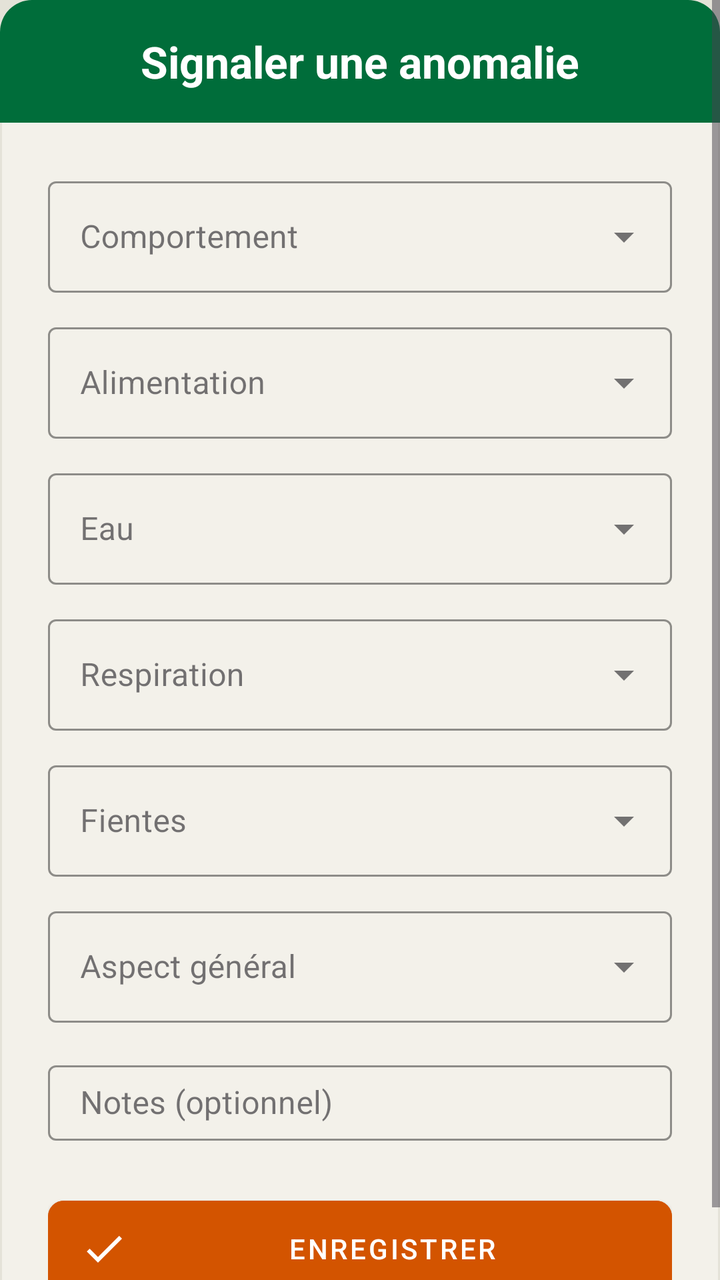
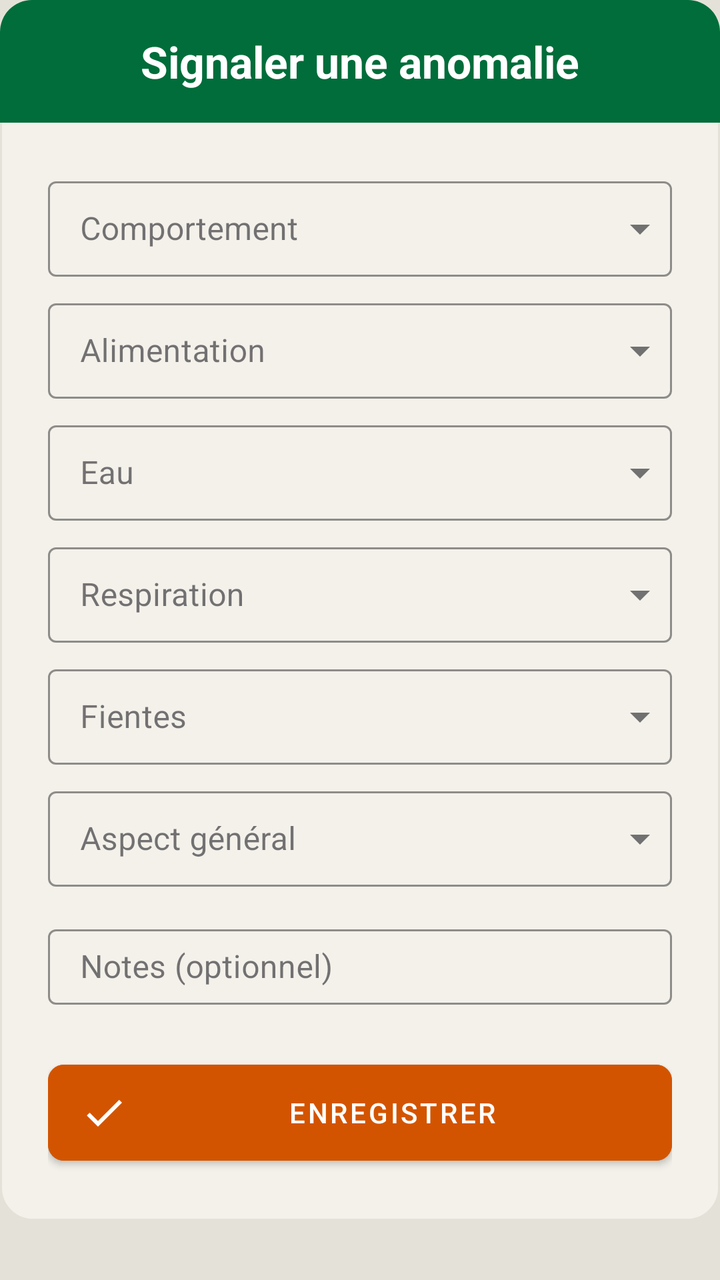

Screens rendered from an Android XML layout before and after an edit, with the pre-edit source and the edit as a unified diff.
<!-- AndroidManifest.xml: application theme Theme.Poulailler_copilot -->
<!-- res/layout/dialog_add_observation.xml -->
<?xml version="1.0" encoding="utf-8"?>
<ScrollView xmlns:android="http://schemas.android.com/apk/res/android"
    xmlns:app="http://schemas.android.com/apk/res-auto"
    android:layout_width="match_parent"
    android:layout_height="wrap_content"
    android:maxHeight="650dp">

<LinearLayout
    android:layout_width="match_parent"
    android:layout_height="wrap_content"
    android:orientation="vertical"
    android:background="@drawable/bg_dialog_dark">

    <LinearLayout
        android:layout_width="match_parent"
        android:layout_height="wrap_content"
        android:background="@drawable/bg_dialog_header"
        android:padding="16dp"
        android:gravity="center">
        <TextView
            android:layout_width="wrap_content"
            android:layout_height="wrap_content"
            android:text="Signaler une anomalie"
            android:textColor="@color/white"
            android:textSize="22sp"
            android:textStyle="bold"/>
    </LinearLayout>

    <LinearLayout
        android:layout_width="match_parent"
        android:layout_height="wrap_content"
        android:orientation="vertical"
        android:padding="24dp">

        <com.google.android.material.textfield.TextInputLayout
            android:id="@+id/tilBehavior"
            style="@style/Widget.MaterialComponents.TextInputLayout.OutlinedBox.ExposedDropdownMenu"
            android:layout_width="match_parent"
            android:layout_height="wrap_content"
            android:hint="Comportement"
            android:layout_marginBottom="12dp"
            app:hintTextColor="@color/text_secondary"
            app:boxStrokeColor="@color/primary">
            <AutoCompleteTextView android:id="@+id/actvBehavior" android:layout_width="match_parent" android:layout_height="wrap_content" android:inputType="none" android:textColor="@color/text_primary" />
        </com.google.android.material.textfield.TextInputLayout>

        <com.google.android.material.textfield.TextInputLayout
            android:id="@+id/tilFeed"
            style="@style/Widget.MaterialComponents.TextInputLayout.OutlinedBox.ExposedDropdownMenu"
            android:layout_width="match_parent"
            android:layout_height="wrap_content"
            android:hint="Alimentation"
            android:layout_marginBottom="12dp"
            app:hintTextColor="@color/text_secondary"
            app:boxStrokeColor="@color/primary">
            <AutoCompleteTextView android:id="@+id/actvFeed" android:layout_width="match_parent" android:layout_height="wrap_content" android:inputType="none" android:textColor="@color/text_primary" />
        </com.google.android.material.textfield.TextInputLayout>

        <com.google.android.material.textfield.TextInputLayout
            android:id="@+id/tilWater"
            style="@style/Widget.MaterialComponents.TextInputLayout.OutlinedBox.ExposedDropdownMenu"
            android:layout_width="match_parent"
            android:layout_height="wrap_content"
            android:hint="Eau"
            android:layout_marginBottom="12dp"
            app:hintTextColor="@color/text_secondary"
            app:boxStrokeColor="@color/primary">
            <AutoCompleteTextView android:id="@+id/actvWater" android:layout_width="match_parent" android:layout_height="wrap_content" android:inputType="none" android:textColor="@color/text_primary" />
        </com.google.android.material.textfield.TextInputLayout>

        <com.google.android.material.textfield.TextInputLayout
            android:id="@+id/tilRespiration"
            style="@style/Widget.MaterialComponents.TextInputLayout.OutlinedBox.ExposedDropdownMenu"
            android:layout_width="match_parent"
            android:layout_height="wrap_content"
            android:hint="Respiration"
            android:layout_marginBottom="12dp"
            app:hintTextColor="@color/text_secondary"
            app:boxStrokeColor="@color/primary">
            <AutoCompleteTextView android:id="@+id/actvRespiration" android:layout_width="match_parent" android:layout_height="wrap_content" android:inputType="none" android:textColor="@color/text_primary" />
        </com.google.android.material.textfield.TextInputLayout>

        <com.google.android.material.textfield.TextInputLayout
            android:id="@+id/tilDroppings"
            style="@style/Widget.MaterialComponents.TextInputLayout.OutlinedBox.ExposedDropdownMenu"
            android:layout_width="match_parent"
            android:layout_height="wrap_content"
            android:hint="Fientes"
            android:layout_marginBottom="12dp"
            app:hintTextColor="@color/text_secondary"
            app:boxStrokeColor="@color/primary">
            <AutoCompleteTextView android:id="@+id/actvDroppings" android:layout_width="match_parent" android:layout_height="wrap_content" android:inputType="none" android:textColor="@color/text_primary" />
        </com.google.android.material.textfield.TextInputLayout>

        <com.google.android.material.textfield.TextInputLayout
            android:id="@+id/tilAppearance"
            style="@style/Widget.MaterialComponents.TextInputLayout.OutlinedBox.ExposedDropdownMenu"
            android:layout_width="match_parent"
            android:layout_height="wrap_content"
            android:hint="Aspect général"
            android:layout_marginBottom="16dp"
            app:hintTextColor="@color/text_secondary"
            app:boxStrokeColor="@color/primary">
            <AutoCompleteTextView android:id="@+id/actvAppearance" android:layout_width="match_parent" android:layout_height="wrap_content" android:inputType="none" android:textColor="@color/text_primary" />
        </com.google.android.material.textfield.TextInputLayout>

        <com.google.android.material.textfield.TextInputLayout
            android:layout_width="match_parent"
            android:layout_height="wrap_content"
            android:hint="Notes (optionnel)"
            style="@style/Widget.MaterialComponents.TextInputLayout.OutlinedBox.Dense"
            android:layout_marginBottom="24dp"
            app:hintTextColor="@color/text_secondary"
            app:boxStrokeColor="@color/primary">
            <com.google.android.material.textfield.TextInputEditText
        style="@style/Widget.App.TextInputEditText"
                android:id="@+id/etObservationNotes"
                android:layout_width="match_parent"
                android:layout_height="wrap_content"
                android:textColor="@color/text_primary" />
        </com.google.android.material.textfield.TextInputLayout>

        <com.google.android.material.button.MaterialButton
            android:id="@+id/btnSaveObservation"
            android:layout_width="match_parent"
            android:layout_height="60dp"
            android:text="ENREGISTRER"
            android:backgroundTint="@color/earthy_orange"
            android:textColor="@color/white"
            app:cornerRadius="8dp"
            app:icon="@drawable/ic_check"
            app:iconTint="@color/white"/>
    </LinearLayout>
</LinearLayout>
</ScrollView>
<!-- resources referenced by this layout -->
<resources>
  <color name="earthy_orange">#D35400</color>
  <color name="primary">#006D3A</color>
  <color name="text_primary">#1C1B1F</color>
  <color name="text_secondary">#49454F</color>
  <color name="white">#FFFFFFFF</color>
  <!-- drawable bg_dialog_dark (drawable) -->
  <?xml version="1.0" encoding="utf-8"?>
  <shape xmlns:android="http://schemas.android.com/apk/res/android">
      <solid android:color="@color/surface" />
      <stroke
          android:width="1dp"
          android:color="@color/off_white" />
      <corners android:radius="16dp" />
  </shape>
  <!-- drawable bg_dialog_header (drawable) -->
  <?xml version="1.0" encoding="utf-8"?>
  <shape xmlns:android="http://schemas.android.com/apk/res/android">
      <solid android:color="@color/primary" />
      <corners
          android:topLeftRadius="16dp"
          android:topRightRadius="16dp" />
  </shape>
  <!-- drawable ic_check (drawable) -->
  <vector xmlns:android="http://schemas.android.com/apk/res/android"
      android:width="24dp"
      android:height="24dp"
      android:viewportWidth="24"
      android:viewportHeight="24">
      <path
          android:fillColor="#000000"
          android:pathData="M9,16.17L4.83,12l-1.42,1.41L9,19 21,7l-1.41,-1.41z"/>
  </vector>
  <style name="Widget.App.TextInputEditText" parent="Widget.MaterialComponents.TextInputEditText.OutlinedBox.Dense">
          <item name="android:paddingTop">8dp</item>
          <item name="android:paddingBottom">8dp</item>
          <item name="android:minHeight">0dp</item>
      </style>
  <color name="surface">#F3F1EA</color>
  <color name="off_white">#E4E2D8</color>
  <color name="primary_variant">#004D22</color>
  <color name="secondary">#43A047</color>
  <color name="secondary_variant">#2E7D32</color>
  <color name="background">@color/off_white</color>
  <style name="Widget.App.CardView" parent="Widget.MaterialComponents.CardView">
          <item name="cardElevation">2dp</item>
          <item name="cardCornerRadius">16dp</item>
          <item name="cardBackgroundColor">@color/surface</item>
          <item name="strokeWidth">0dp</item>
      </style>
  <style name="ShapeAppearance.App.LargeComponent" parent="ShapeAppearance.MaterialComponents.LargeComponent">
          <item name="cornerFamily">rounded</item>
          <item name="cornerSize">16dp</item>
      </style>
  <style name="Widget.App.TextInputLayout" parent="Widget.MaterialComponents.TextInputLayout.OutlinedBox.Dense" />
  <style name="ThemeOverlay.App.MaterialAlertDialog" parent="ThemeOverlay.MaterialComponents.MaterialAlertDialog">
          <item name="colorSurface">@color/surface</item>
          <item name="colorOnSurface">@color/text_primary</item>
          <item name="android:textColorPrimary">@color/text_primary</item>
      </style>
  <!-- unchanged entries left out for length: 1 -->
</resources>

<!-- the commit's change to res/layout/dialog_add_observation.xml (unified diff, before → after) -->
@@ -34,11 +34,12 @@
 
         <com.google.android.material.textfield.TextInputLayout
             android:id="@+id/tilBehavior"
-            style="@style/Widget.MaterialComponents.TextInputLayout.OutlinedBox.ExposedDropdownMenu"
+            style="@style/Widget.MaterialComponents.TextInputLayout.OutlinedBox.Dense.ExposedDropdownMenu"
+            app:endIconMinSize="32dp"
             android:layout_width="match_parent"
             android:layout_height="wrap_content"
             android:hint="Comportement"
-            android:layout_marginBottom="12dp"
+            android:layout_marginBottom="8dp"
             app:hintTextColor="@color/text_secondary"
             app:boxStrokeColor="@color/primary">
             <AutoCompleteTextView android:id="@+id/actvBehavior" android:layout_width="match_parent" android:layout_height="wrap_content" android:inputType="none" android:textColor="@color/text_primary" />
@@ -46,11 +47,12 @@
 
         <com.google.android.material.textfield.TextInputLayout
             android:id="@+id/tilFeed"
-            style="@style/Widget.MaterialComponents.TextInputLayout.OutlinedBox.ExposedDropdownMenu"
+            style="@style/Widget.MaterialComponents.TextInputLayout.OutlinedBox.Dense.ExposedDropdownMenu"
+            app:endIconMinSize="32dp"
             android:layout_width="match_parent"
             android:layout_height="wrap_content"
             android:hint="Alimentation"
-            android:layout_marginBottom="12dp"
+            android:layout_marginBottom="8dp"
             app:hintTextColor="@color/text_secondary"
             app:boxStrokeColor="@color/primary">
             <AutoCompleteTextView android:id="@+id/actvFeed" android:layout_width="match_parent" android:layout_height="wrap_content" android:inputType="none" android:textColor="@color/text_primary" />
@@ -58,11 +60,12 @@
 
         <com.google.android.material.textfield.TextInputLayout
             android:id="@+id/tilWater"
-            style="@style/Widget.MaterialComponents.TextInputLayout.OutlinedBox.ExposedDropdownMenu"
+            style="@style/Widget.MaterialComponents.TextInputLayout.OutlinedBox.Dense.ExposedDropdownMenu"
+            app:endIconMinSize="32dp"
             android:layout_width="match_parent"
             android:layout_height="wrap_content"
             android:hint="Eau"
-            android:layout_marginBottom="12dp"
+            android:layout_marginBottom="8dp"
             app:hintTextColor="@color/text_secondary"
             app:boxStrokeColor="@color/primary">
             <AutoCompleteTextView android:id="@+id/actvWater" android:layout_width="match_parent" android:layout_height="wrap_content" android:inputType="none" android:textColor="@color/text_primary" />
@@ -70,11 +73,12 @@
 
         <com.google.android.material.textfield.TextInputLayout
             android:id="@+id/tilRespiration"
-            style="@style/Widget.MaterialComponents.TextInputLayout.OutlinedBox.ExposedDropdownMenu"
+            style="@style/Widget.MaterialComponents.TextInputLayout.OutlinedBox.Dense.ExposedDropdownMenu"
+            app:endIconMinSize="32dp"
             android:layout_width="match_parent"
             android:layout_height="wrap_content"
             android:hint="Respiration"
-            android:layout_marginBottom="12dp"
+            android:layout_marginBottom="8dp"
             app:hintTextColor="@color/text_secondary"
             app:boxStrokeColor="@color/primary">
             <AutoCompleteTextView android:id="@+id/actvRespiration" android:layout_width="match_parent" android:layout_height="wrap_content" android:inputType="none" android:textColor="@color/text_primary" />
@@ -82,11 +86,12 @@
 
         <com.google.android.material.textfield.TextInputLayout
             android:id="@+id/tilDroppings"
-            style="@style/Widget.MaterialComponents.TextInputLayout.OutlinedBox.ExposedDropdownMenu"
+            style="@style/Widget.MaterialComponents.TextInputLayout.OutlinedBox.Dense.ExposedDropdownMenu"
+            app:endIconMinSize="32dp"
             android:layout_width="match_parent"
             android:layout_height="wrap_content"
             android:hint="Fientes"
-            android:layout_marginBottom="12dp"
+            android:layout_marginBottom="8dp"
             app:hintTextColor="@color/text_secondary"
             app:boxStrokeColor="@color/primary">
             <AutoCompleteTextView android:id="@+id/actvDroppings" android:layout_width="match_parent" android:layout_height="wrap_content" android:inputType="none" android:textColor="@color/text_primary" />
@@ -94,7 +99,8 @@
 
         <com.google.android.material.textfield.TextInputLayout
             android:id="@+id/tilAppearance"
-            style="@style/Widget.MaterialComponents.TextInputLayout.OutlinedBox.ExposedDropdownMenu"
+            style="@style/Widget.MaterialComponents.TextInputLayout.OutlinedBox.Dense.ExposedDropdownMenu"
+            app:endIconMinSize="32dp"
             android:layout_width="match_parent"
             android:layout_height="wrap_content"
             android:hint="Aspect général"
